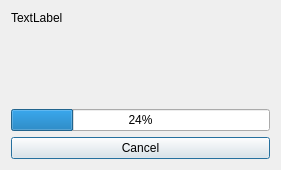
This is BlockSettleUILib/AuthAddressConfirmDialog.ui in BlockSettle/terminal as Qt 5 draws it before an edit. The edited form follows.
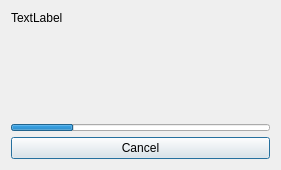
This is the edited form.

Patch:
```diff
--- a/BlockSettleUILib/AuthAddressConfirmDialog.ui
+++ b/BlockSettleUILib/AuthAddressConfirmDialog.ui
@@ -39,9 +39,24 @@
    </item>
    <item>
     <widget class="QProgressBar" name="progressBarTimeout">
+     <property name="minimumSize">
+      <size>
+       <width>0</width>
+       <height>7</height>
+      </size>
+     </property>
+     <property name="maximumSize">
+      <size>
+       <width>16777215</width>
+       <height>7</height>
+      </size>
+     </property>
      <property name="value">
       <number>24</number>
      </property>
+     <property name="textVisible">
+      <bool>false</bool>
+     </property>
     </widget>
    </item>
    <item>
```
